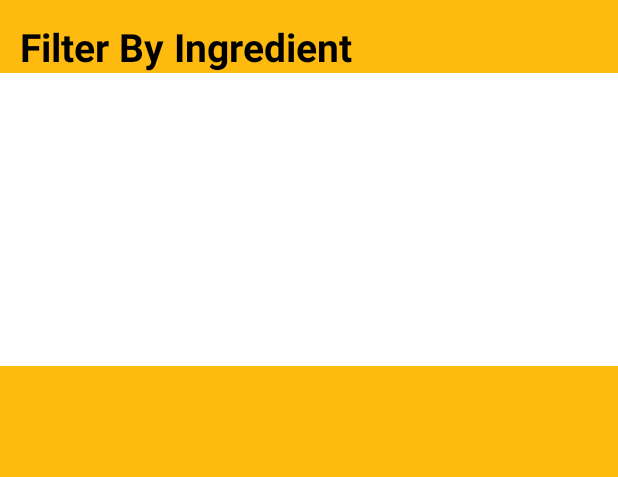
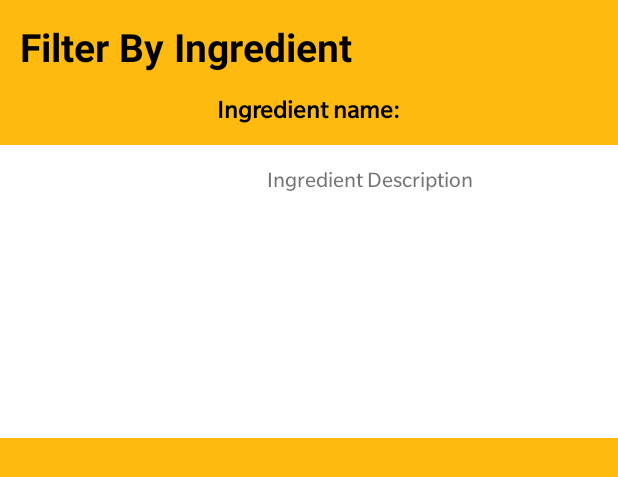
Before and after one commit to Fangzsx/cocktail-db, an Android app: the layout activity_filter_by_ingredient.xml on its own in the app's theme, with its tools: preview values and no code run, on a phone screen of 412 x 824 dp. Shown: the top 477 px of the screen. Run offline under Robolectric (Android 15) with nearby library versions, the phone set to English and light mode, and no system bars.

```diff
--- a/app/src/main/java/com/fangzsx/retrofit_room/api/CocktailApi.kt
+++ b/app/src/main/java/com/fangzsx/retrofit_room/api/CocktailApi.kt
@@ -29,4 +29,6 @@ interface CocktailApi {
     ) : Response<DrinkResponse>
 
 
+
+
 }
--- a/app/src/main/java/com/fangzsx/retrofit_room/model/Drink.kt
+++ b/app/src/main/java/com/fangzsx/retrofit_room/model/Drink.kt
@@ -5,12 +5,8 @@ data class Drink(
     val idDrink: String,
     val strAlcoholic: String,
     val strCategory: String,
-    val strCreativeCommonsConfirmed: String,
     val strDrink: String,
-    val strDrinkAlternate: String,
     val strDrinkThumb: String,
-    val strGlass: String,
-    val strIBA: String,
     val strImageAttribution: String,
     val strImageSource: String,
     val strIngredient1: String,
--- /dev/null
+++ b/app/src/main/java/com/fangzsx/retrofit_room/model/Ingredient.kt
@@ -0,0 +1,10 @@
+package com.fangzsx.retrofit_room.model
+
+data class Ingredient(
+    val idIngredient: String,
+    val strABV: String,
+    val strAlcohol: String,
+    val strDescription: String,
+    val strIngredient: String,
+    val strType: String
+)
--- /dev/null
+++ b/app/src/main/java/com/fangzsx/retrofit_room/model/IngredientInfoResponse.kt
@@ -0,0 +1,5 @@
+package com.fangzsx.retrofit_room.model
+
+data class IngredientInfoResponse(
+    val ingredients: List<Ingredient>
+)
--- a/app/src/main/res/layout/activity_filter_by_ingredient.xml
+++ b/app/src/main/res/layout/activity_filter_by_ingredient.xml
@@ -8,7 +8,7 @@
     tools:context=".ui.activities.FilterByIngredientActivity">
 
     <TextView
-        android:id="@+id/tv_filter"
+        android:id="@+id/tv_header"
         android:layout_width="wrap_content"
         android:layout_height="wrap_content"
         android:textSize="@dimen/_20ssp"
@@ -18,20 +18,54 @@
         android:layout_margin="@dimen/_10sdp"
         app:layout_constraintTop_toTopOf="parent"
         app:layout_constraintStart_toStartOf="parent"/>
+
+    <TextView
+        android:id="@+id/tv_filter"
+        android:layout_width="wrap_content"
+        android:layout_height="wrap_content"
+        android:fontFamily="@font/oneplussans"
+        android:textSize="@dimen/_12ssp"
+        android:textStyle="bold"
+        android:textColor="?colorOnPrimary"
+        android:layout_marginTop="@dimen/_10sdp"
+        app:layout_constraintTop_toBottomOf="@id/tv_header"
+        app:layout_constraintStart_toStartOf="parent"
+        app:layout_constraintEnd_toEndOf="parent"
+        android:text="Ingredient name:"/>
     <LinearLayout
+        android:id="@+id/ll_filter_info"
         android:layout_width="match_parent"
         android:layout_height="@dimen/_150sdp"
+        android:layout_marginTop="@dimen/_10sdp"
         app:layout_constraintTop_toBottomOf="@id/tv_filter"
         app:layout_constraintStart_toStartOf="parent"
         android:background="?colorSecondaryVariant"
-        app:layout_constraintEnd_toEndOf="parent">
+        android:orientation="horizontal"
+        app:layout_constraintEnd_toEndOf="parent"
+        android:weightSum="1">
         <ImageView
             android:id="@+id/iv_filter"
-            android:layout_width="@dimen/_150sdp"
+            android:layout_width="0dp"
+            android:layout_weight="0.40"
             android:layout_height="match_parent"
             android:scaleType="fitCenter"/>
-
-
+        <TextView
+            android:id="@+id/tv_filter_description"
+            android:layout_width="0dp"
+            android:layout_height="match_parent"
+            android:layout_weight="0.60"
+            android:fontFamily="@font/oneplussans"
+            android:textSize="@dimen/_10ssp"
+            android:padding="@dimen/_10sdp"
+            android:text="Ingredient Description"/>
     </LinearLayout>
 
+    <androidx.recyclerview.widget.RecyclerView
+        android:id="@+id/rv_filtered_drinks"
+        android:layout_width="match_parent"
+        android:layout_height="wrap_content"
+        app:layout_constraintTop_toBottomOf="@id/ll_filter_info"
+        app:layout_constraintStart_toStartOf="parent"
+        app:layout_constraintEnd_toEndOf="parent"/>
+
 </androidx.constraintlayout.widget.ConstraintLayout>
```
